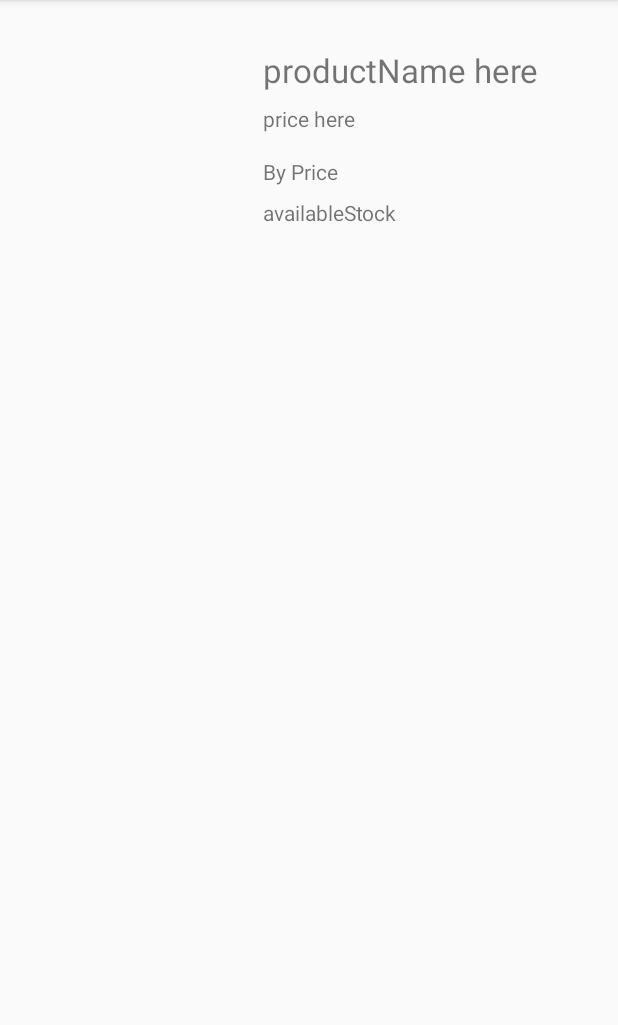
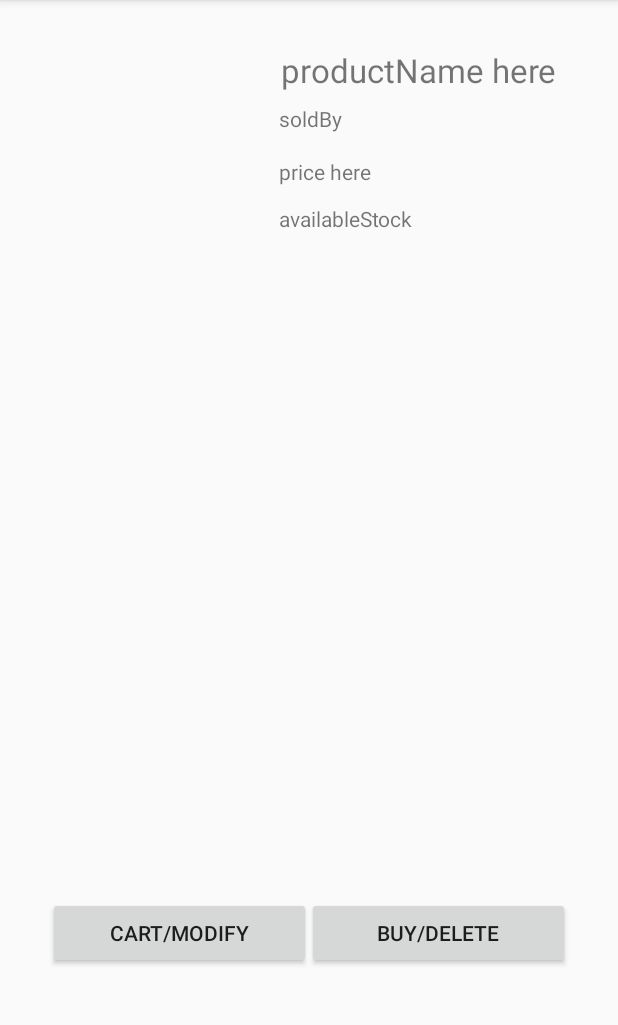
Before and after one commit to prabhu150-zz/TheBookWorm, an Android app: the fragment ProductDescription shown on its own in the app's theme, on a phone screen of 412 x 824 dp, the part 84-1109 px from its top. Run offline under Robolectric (Android 15) with nearby library versions, the light colour scheme and no system bars; our stand-ins replace Firebase (no records; nobody signed in at launch, a user with empty details on screens opened directly), Picasso; libraries missing offline, so code that uses them is left out: io.paperdb; pictures from the network do not load; 2 statements that could not run were skipped.

Commit message:
Added prelim UI for shopping cart.
Signed-off-by: prabhu150 <abhijeetprabhu15@gmail.com>

```diff
--- a/app/src/main/java/com/example/thebookworm/Activities/LoginActivity.java
+++ b/app/src/main/java/com/example/thebookworm/Activities/LoginActivity.java
@@ -66,7 +66,7 @@ public class LoginActivity extends AppCompatActivity {
 
 
     private void autofill() {
-        email.setText("abc@gm.com");
+        email.setText("abcd@gm.com");
         password.setText("123456");
     }
 
--- a/app/src/main/java/com/example/thebookworm/Models/Book.java
+++ b/app/src/main/java/com/example/thebookworm/Models/Book.java
@@ -8,8 +8,8 @@ public class Book extends Product {
     String imageURL = "https://firebasestorage.googleapis.com/v0/b/bookworm-cb649.appspot.com/o/profile-pics%2Fdefault.png?alt=media&token=58ed84ff-1040-428d-bfb3-0e1c224693ba";
 
 
-    public Book(String name, String description, String imageURL, double price, String PID, int stocks, String soldBy) {
-        super(name, description, imageURL, price, PID, stocks, soldBy);
+    public Book(String name, String description, String imageURL, double price, String PID, int stocks, String soldBy, String type) {
+        super(name, description, imageURL, price, PID, stocks, soldBy, type);
         this.title = name;
         this.imageURL = imageURL;
     }
--- a/app/src/main/java/com/example/thebookworm/Models/Seller.java
+++ b/app/src/main/java/com/example/thebookworm/Models/Seller.java
@@ -133,7 +133,7 @@ public class Seller {
                 switch (productType) {
                     case "book":
 
-                        Product currentProduct = new Book(itemList.get("title"), itemList.get("description"), itemList.get("book cover"), Double.parseDouble(itemList.get("price")), itemList.get("isbn"), (int) Double.parseDouble(itemList.get("quantity")), name);
+                        Product currentProduct = new Book(itemList.get("title"), itemList.get("description"), itemList.get("book cover"), Double.parseDouble(itemList.get("price")), itemList.get("isbn"), (int) Double.parseDouble(itemList.get("quantity")), name, productType);
 
                         ((Book) currentProduct).setDetails(itemList.get("author"), itemList.get("genre"), itemList.get("publisher"), (int) Double.parseDouble(itemList.get("pages")), itemList.get("date published"));
                         inventory.add(currentProduct);
--- a/app/src/main/res/layout/content_dash.xml
+++ b/app/src/main/res/layout/content_dash.xml
@@ -11,8 +11,7 @@
     <FrameLayout
         android:id="@+id/fragment_container"
         android:layout_width="match_parent"
-        android:layout_height="match_parent"
-        android:layout_margin="4dp" />
+        android:layout_height="match_parent" />
 
 
 </androidx.constraintlayout.widget.ConstraintLayout>
--- a/app/src/main/res/layout/product_description.xml
+++ b/app/src/main/res/layout/product_description.xml
@@ -18,12 +18,12 @@
             android:layout_height="130dp"
             android:layout_marginStart="16dp"
             android:layout_marginTop="16dp"
-            app:layout_constraintBottom_toBottomOf="parent"
-            app:layout_constraintEnd_toEndOf="parent"
-            app:layout_constraintHorizontal_bias="0.024"
+            android:layout_marginEnd="249dp"
+            android:layout_marginBottom="440dp"
+            app:layout_constraintBottom_toBottomOf="@+id/scrollView3"
+            app:layout_constraintEnd_toEndOf="@+id/scrollView3"
             app:layout_constraintStart_toStartOf="parent"
             app:layout_constraintTop_toTopOf="parent"
-            app:layout_constraintVertical_bias="0.0"
             tools:srcCompat="@tools:sample/avatars[1]" />
 
         <TextView
@@ -32,8 +32,10 @@
             android:layout_height="wrap_content"
             android:layout_marginStart="8dp"
             android:layout_marginTop="16dp"
+            android:layout_marginEnd="8dp"
             android:text="productName here"
             android:textSize="22sp"
+            app:layout_constraintEnd_toEndOf="parent"
             app:layout_constraintStart_toEndOf="@+id/imageView"
             app:layout_constraintTop_toTopOf="parent" />
 
@@ -41,9 +43,9 @@
             android:id="@+id/soldBy"
             android:layout_width="wrap_content"
             android:layout_height="wrap_content"
-            android:layout_marginStart="8dp"
+            android:layout_marginStart="24dp"
             android:layout_marginTop="8dp"
-            android:text="price here"
+            android:text="soldBy"
             app:layout_constraintStart_toEndOf="@+id/imageView"
             app:layout_constraintTop_toBottomOf="@+id/productName" />
 
@@ -51,19 +53,19 @@
             android:id="@+id/productPrice"
             android:layout_width="wrap_content"
             android:layout_height="wrap_content"
-            android:layout_marginStart="8dp"
+            android:layout_marginStart="24dp"
             android:layout_marginTop="16dp"
-            android:text="@string/filter_price"
+            android:text="price here"
             app:layout_constraintStart_toEndOf="@+id/imageView"
             app:layout_constraintTop_toBottomOf="@+id/soldBy" />
 
         <TextView
 
-            android:id="@+id/availableStock"
+            android:id="@+id/stocks"
             android:layout_width="wrap_content"
             android:layout_height="wrap_content"
-            android:layout_marginStart="8dp"
-            android:layout_marginTop="8dp"
+            android:layout_marginStart="24dp"
+            android:layout_marginTop="12dp"
             android:text="availableStock"
             app:layout_constraintStart_toEndOf="@+id/imageView"
             app:layout_constraintTop_toBottomOf="@+id/productPrice" />
@@ -78,8 +80,10 @@
             android:layout_marginBottom="16dp"
             app:layout_constraintBottom_toBottomOf="parent"
             app:layout_constraintEnd_toEndOf="parent"
+            app:layout_constraintHorizontal_bias="0.0"
             app:layout_constraintStart_toStartOf="parent"
-            app:layout_constraintTop_toBottomOf="@+id/imageView">
+            app:layout_constraintTop_toBottomOf="@+id/imageView"
+            app:layout_constraintVertical_bias="0.156">
 
             <TableRow
                 android:layout_width="match_parent"
@@ -98,6 +102,31 @@
                 android:layout_height="match_parent" />
         </TableLayout>
 
+        <Button
+            android:id="@+id/cartslashmodify"
+            android:layout_width="175dp"
+            android:layout_height="wrap_content"
+            android:layout_marginStart="16dp"
+            android:layout_marginTop="16dp"
+            android:layout_marginBottom="16dp"
+            android:text="cart/modify"
+            app:layout_constraintBottom_toBottomOf="parent"
+            app:layout_constraintStart_toStartOf="parent"
+            app:layout_constraintTop_toBottomOf="@+id/specificDetails"
+            app:layout_constraintVertical_bias="0.0" />
+
+        <Button
+            android:id="@+id/buyslashdelete"
+            android:layout_width="175dp"
+            android:layout_height="wrap_content"
+            android:layout_marginTop="16dp"
+            android:layout_marginEnd="16dp"
+            android:layout_marginBottom="16dp"
+            android:text="buy/delete"
+            app:layout_constraintBottom_toBottomOf="parent"
+            app:layout_constraintEnd_toEndOf="parent"
+            app:layout_constraintTop_toBottomOf="@+id/specificDetails" />
+
     </androidx.constraintlayout.widget.ConstraintLayout>
 
 </ScrollView>
```
Also changed, not shown: app/src/main/java/com/example/thebookworm/Activities/BaseActivity.java (+22 -1 lines), app/src/main/java/com/example/thebookworm/Activities/RegisterActivity.java (+0 -8 lines), app/src/main/java/com/example/thebookworm/BackEnd.java (+31 -0 lines), app/src/main/java/com/example/thebookworm/Fragments/BuyerDashBoard.java (+13 -2 lines), app/src/main/java/com/example/thebookworm/Fragments/ProductDescription.java (+76 -2 lines), app/src/main/java/com/example/thebookworm/Models/Product.java (+7 -2 lines), app/src/main/res/values/strings.xml (+12 -0 lines).
